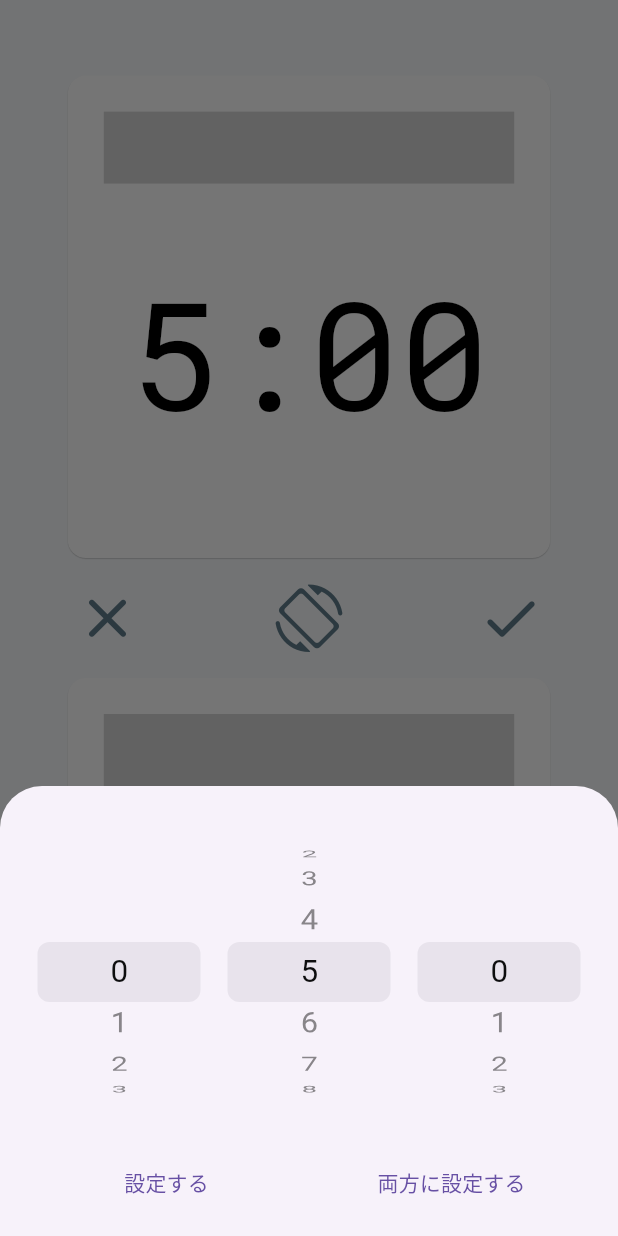
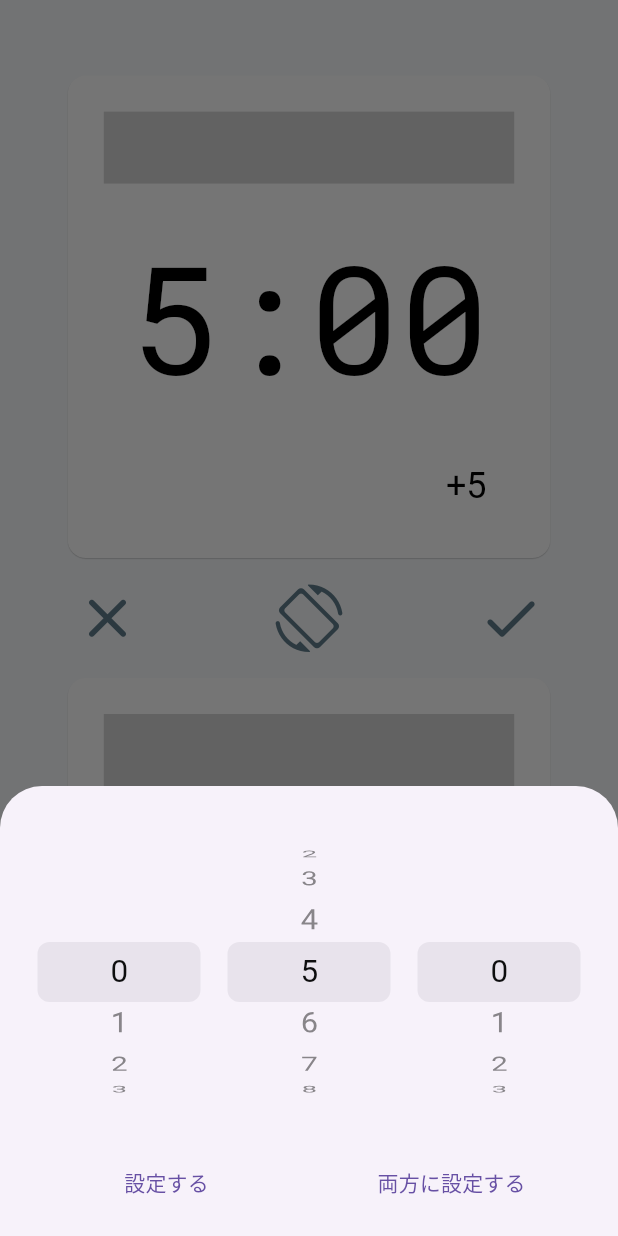
Before and after one commit to tooooofu24/battle_timer, a Flutter app: the SettingScreen screen opened by its route, after a tap on an icon or button, on a phone screen of 412 x 824 dp. Run offline on Flutter 3.47's test engine with Material 3 defaults, Android fonts, the phone set to English and light mode, and no system bars; drawn by our look-alikes of flutter_animate; our stand-ins replace flutter_hooks, flutter_riverpod, freezed_annotation; missing offline and left inert: auto_size_text_field; Roboto replaces fonts that are missing (LINESeedJP).

Commit message:
フィッシャールール

```diff
--- a/lib/features/setting/components/setting_card.dart
+++ b/lib/features/setting/components/setting_card.dart
@@ -1,7 +1,8 @@
 import 'package:battle_timer/features/common/components/time_display.dart';
 import 'package:battle_timer/features/common/components/timer_card.dart';
+import 'package:battle_timer/features/setting/components/increment_bottom_sheet.dart';
 import 'package:battle_timer/features/setting/components/player_name_field.dart';
-import 'package:battle_timer/features/setting/components/setting_bottom_sheet.dart';
+import 'package:battle_timer/features/setting/components/time_bottom_sheet.dart';
 import 'package:battle_timer/models/setting/player_setting.dart';
 import 'package:flutter/material.dart';
 
@@ -10,12 +11,16 @@ class SettingCard extends StatelessWidget {
   final void Function(String) setPlayerName;
   final void Function(int, int, int) setTime;
   final void Function(int, int, int) setBothTime;
+  final void Function(int) setIncrement;
+  final void Function(int) setBothIncrement;
 
   const SettingCard({
     required this.playerSetting,
     required this.setPlayerName,
     required this.setTime,
     required this.setBothTime,
+    required this.setIncrement,
+    required this.setBothIncrement,
     super.key,
   });
 
@@ -32,7 +37,7 @@ class SettingCard extends StatelessWidget {
             child: TextButton(
               onPressed: () => showModalBottomSheet(
                 context: context,
-                builder: (context) => SettingBottomSheet(
+                builder: (context) => TimeBottomSheet(
                   defaultHour: playerSetting.hour,
                   defaultMinute: playerSetting.minute,
                   defaultSecond: playerSetting.second,
@@ -44,6 +49,25 @@ class SettingCard extends StatelessWidget {
             ),
           ),
         ),
+        Align(
+          alignment: Alignment.centerRight,
+          child: TextButton(
+            onPressed: () => showModalBottomSheet(
+              context: context,
+              builder: (context) => IncrementBottomSheet(
+                defaultValue: playerSetting.increment,
+                setTime: setIncrement,
+                setBothTime: setBothIncrement,
+              ),
+            ),
+            child: Text(
+              '+${playerSetting.increment}',
+              style: Theme.of(context).textTheme.headlineSmall?.copyWith(
+                    color: Colors.black,
+                  ),
+            ),
+          ),
+        ),
       ],
     );
   }
--- a/lib/features/setting/components/setting_bottom_sheet.dart
+++ b/lib/features/setting/components/time_bottom_sheet.dart
@@ -3,14 +3,14 @@ import 'package:flutter/material.dart';
 import 'package:flutter_animate/flutter_animate.dart';
 import 'package:flutter_hooks/flutter_hooks.dart';
 
-class SettingBottomSheet extends HookWidget {
+class TimeBottomSheet extends HookWidget {
   final int defaultHour;
   final int defaultMinute;
   final int defaultSecond;
   final void Function(int, int, int) setTime;
   final void Function(int, int, int) setBothTime;
 
-  const SettingBottomSheet({
+  const TimeBottomSheet({
     required this.defaultHour,
     required this.defaultMinute,
     required this.defaultSecond,
--- a/lib/features/setting/setting_screen.dart
+++ b/lib/features/setting/setting_screen.dart
@@ -35,6 +35,8 @@ class SettingScreen extends ConsumerWidget {
                         setPlayerName: settingNotifier.setOpponentName,
                         setTime: settingNotifier.setOpponentTime,
                         setBothTime: settingNotifier.setBothTime,
+                        setIncrement: settingNotifier.setOpponentIncrement,
+                        setBothIncrement: settingNotifier.setBothIncrement,
                       ),
                     ),
                     SizedBox(
@@ -70,6 +72,8 @@ class SettingScreen extends ConsumerWidget {
                         setPlayerName: settingNotifier.setPlayerName,
                         setTime: settingNotifier.setPlayerTime,
                         setBothTime: settingNotifier.setBothTime,
+                        setIncrement: settingNotifier.setPlayerIncrement,
+                        setBothIncrement: settingNotifier.setBothIncrement,
                       ),
                     ),
                   ],
--- a/lib/models/setting/player_setting.dart
+++ b/lib/models/setting/player_setting.dart
@@ -7,10 +7,11 @@ class PlayerSetting with _$PlayerSetting {
   const PlayerSetting._();
 
   const factory PlayerSetting({
+    required String name,
     @Default(0) int hour,
     @Default(5) int minute,
     @Default(0) int second,
-    required String name,
+    @Default(5) int increment,
   }) = _PlayerSetting;
 
   String get displayTime {
```
Also changed, not shown: lib/features/setting/components/increment_bottom_sheet.dart (added, +66 -0 lines), lib/models/setting/setting_notifier.dart (+19 -0 lines), lib/models/setting/player_setting.freezed.dart.
